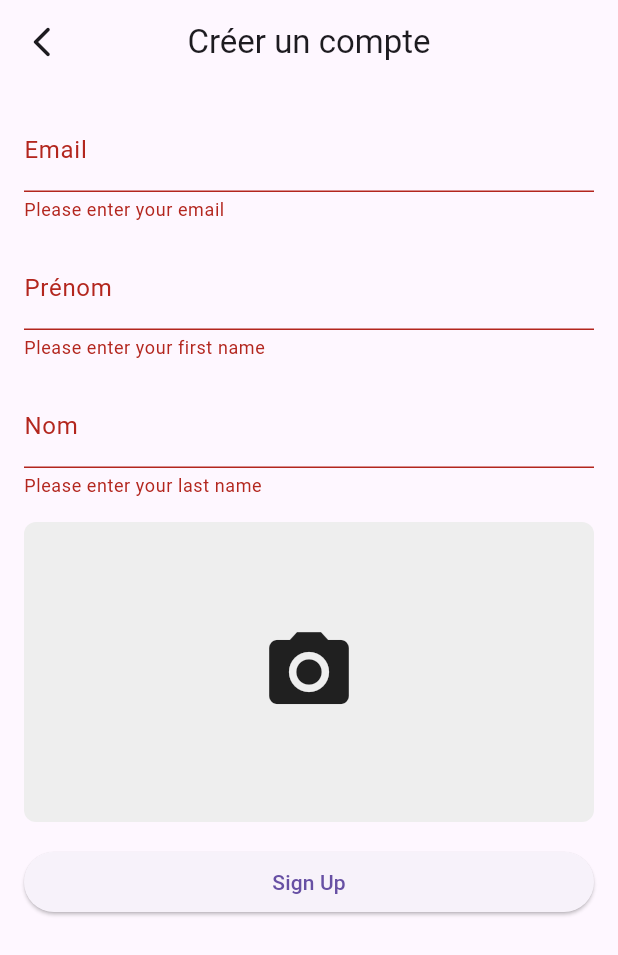
After one commit to bdeguigne/RepassAnou, a Flutter app: the SignupScreen screen opened by its route, after a tap on "Sign Up", on a phone screen of 412 x 824 dp. The commit adds this screen. Shown: the top 955 px of the screen. Run offline on Flutter 3.47's test engine with Material 2 defaults, Android fonts, the phone set to English and light mode, and no system bars; our stand-ins replace auto_route, bot_toast, flutter_dotenv, hooks_riverpod, supabase_flutter; accounts and stored records are empty.

```diff
--- a/app/lib/presentation/login_screen.dart
+++ b/app/lib/presentation/auth/login_screen.dart
@@ -1,7 +1,7 @@
 import 'package:auto_route/auto_route.dart';
 import 'package:flutter/material.dart';
 import 'package:hooks_riverpod/hooks_riverpod.dart';
-import 'package:runpasseo/presentation/login_screen_view_model.dart';
+import 'package:runpasseo/presentation/auth/login_screen_view_model.dart';
 
 @RoutePage()
 class LoginScreen extends ConsumerWidget {
--- a/app/lib/presentation/login_screen_view_model.dart
+++ b/app/lib/presentation/auth/login_screen_view_model.dart
@@ -1,4 +1,3 @@
-// ignore_for_file: public_member_api_docs, sort_constructors_first
 import 'package:hooks_riverpod/hooks_riverpod.dart';
 import 'package:runpasseo/application/messenger_controller.dart';
 import 'package:runpasseo/application/navigation_controller.dart';
--- /dev/null
+++ b/app/lib/presentation/auth/signup_screen.dart
@@ -0,0 +1,87 @@
+import 'package:auto_route/auto_route.dart';
+import 'package:flutter/material.dart';
+import 'package:hooks_riverpod/hooks_riverpod.dart';
+import 'package:runpasseo/presentation/auth/signup_screen_view_model.dart';
+
+@RoutePage()
+class SignupScreen extends ConsumerWidget {
+  const SignupScreen({super.key});
+
+  @override
+  Widget build(BuildContext context, WidgetRef ref) {
+    final SignupScreenViewModel model =
+        ref.read(signupScreenViewModelProvider.notifier);
+    final SignupScreenViewModelState modelState =
+        ref.watch(signupScreenViewModelProvider);
+
+    return Scaffold(
+      appBar: AppBar(
+        title: const Text('Créer un compte'),
+      ),
+      body: Padding(
+        padding: const EdgeInsets.all(16.0),
+        child: Form(
+          key: model.formKey,
+          child: Column(
+            crossAxisAlignment: CrossAxisAlignment.stretch,
+            children: [
+              TextFormField(
+                decoration: const InputDecoration(labelText: 'Email'),
+                keyboardType: TextInputType.emailAddress,
+                validator: (value) {
+                  if (value != null && value.isEmpty) {
+                    return 'Please enter your email';
+                  }
+                  return null;
+                },
+                onChanged: (value) => model.updateEmail(value),
+              ),
+              const SizedBox(height: 16.0),
+              TextFormField(
+                decoration: const InputDecoration(labelText: 'Prénom'),
+                validator: (value) {
+                  if (value != null && value.isEmpty) {
+                    return 'Please enter your first name';
+                  }
+                  return null;
+                },
+                onChanged: (value) => model.updateFirstName(value),
+              ),
+              const SizedBox(height: 16.0),
+              TextFormField(
+                decoration: const InputDecoration(labelText: 'Nom'),
+                validator: (value) {
+                  if (value != null && value.isEmpty) {
+                    return 'Please enter your last name';
+                  }
+                  return null;
+                },
+                onChanged: (value) => model.updateLastName(value),
+              ),
+              const SizedBox(height: 16.0),
+              GestureDetector(
+                // onTap: _pickProfilePicture,
+                child: Container(
+                  height: 200.0,
+                  decoration: BoxDecoration(
+                    color: Colors.grey[200],
+                    borderRadius: BorderRadius.circular(8.0),
+                  ),
+                  child: modelState.profilePicture != null
+                      ? Image.file(modelState.profilePicture!,
+                          fit: BoxFit.cover)
+                      : const Icon(Icons.camera_alt, size: 64.0),
+                ),
+              ),
+              const SizedBox(height: 16.0),
+              ElevatedButton(
+                onPressed: model.submitForm,
+                child: const Text('Sign Up'),
+              ),
+            ],
+          ),
+        ),
+      ),
+    );
+  }
+}
--- /dev/null
+++ b/app/lib/presentation/auth/signup_screen_view_model.dart
@@ -0,0 +1,82 @@
+// ignore_for_file: public_member_api_docs, sort_constructors_first
+import 'dart:io';
+
+import 'package:flutter/material.dart';
+import 'package:hooks_riverpod/hooks_riverpod.dart';
+
+import 'package:runpasseo/application/messenger_controller.dart';
+import 'package:runpasseo/application/navigation_controller.dart';
+
+class SignupScreenViewModelState {
+  SignupScreenViewModelState({
+    this.email,
+    this.firstName,
+    this.lastName,
+    this.profilePicture,
+  });
+  final String? email;
+  final String? firstName;
+  final String? lastName;
+  final File? profilePicture;
+
+  SignupScreenViewModelState copyWith({
+    String? email,
+    String? firstName,
+    String? lastName,
+    File? profilePicture,
+  }) {
+    return SignupScreenViewModelState(
+      email: email ?? this.email,
+      firstName: firstName ?? this.firstName,
+      lastName: lastName ?? this.lastName,
+      profilePicture: profilePicture ?? this.profilePicture,
+    );
+  }
+}
+
+class SignupScreenViewModel extends StateNotifier<SignupScreenViewModelState> {
+  SignupScreenViewModel(this._navigationController, this._messengerController)
+      : super(SignupScreenViewModelState());
+
+  final NavigationController _navigationController;
+  final MessengerController _messengerController;
+
+  final formKey = GlobalKey<FormState>();
+
+  void updateEmail(String email) {
+    state = state.copyWith(email: email);
+  }
+
+  void updateFirstName(String firstName) {
+    state = state.copyWith(firstName: firstName);
+  }
+
+  void updateLastName(String lastName) {
+    state = state.copyWith(lastName: lastName);
+  }
+
+  void updateProfilePicture(File profilePicture) {
+    state = state.copyWith(profilePicture: profilePicture);
+  }
+
+  submitForm() {
+    if (formKey.currentState?.validate() != null) {
+      print('Form is valid');
+      print('${state.email}');
+      print('${state.firstName}');
+      print('${state.lastName}');
+
+      //     _formKey.currentState?.save();
+      //     // TODO: Implement sign up logic
+    }
+  }
+}
+
+final StateNotifierProvider<SignupScreenViewModel, SignupScreenViewModelState>
+    signupScreenViewModelProvider =
+    StateNotifierProvider<SignupScreenViewModel, SignupScreenViewModelState>(
+  (StateNotifierProviderRef ref) => SignupScreenViewModel(
+    ref.read(navigationControllerProvider),
+    ref.read(messengerControllerProvider),
+  ),
+);
--- a/app/lib/presentation/home_screen.dart
+++ b/app/lib/presentation/home_screen.dart
@@ -2,7 +2,7 @@ import 'package:auto_route/auto_route.dart';
 import 'package:flutter/material.dart';
 import 'package:hooks_riverpod/hooks_riverpod.dart';
 import 'package:runpasseo/application/navigation_controller.dart';
-import 'package:runpasseo/presentation/login_screen_view_model.dart';
+import 'package:runpasseo/presentation/auth/login_screen_view_model.dart';
 import 'package:runpasseo/presentation/routes/app_router.dart';
 
 @RoutePage()
@@ -54,6 +54,12 @@ class HomeScreen extends ConsumerWidget {
               },
               child: Text(loginState.loggedIn ? 'Logout' : 'Go to Login'),
             ),
+            ElevatedButton(
+              onPressed: () {
+                navigationController.push(const SignupRoute());
+              },
+              child: const Text('Sign Up'),
+            ),
           ],
         ),
       ),
--- a/app/lib/presentation/routes/app_router.dart
+++ b/app/lib/presentation/routes/app_router.dart
@@ -1,6 +1,7 @@
 import 'package:auto_route/auto_route.dart';
 import 'package:runpasseo/presentation/home_screen.dart';
-import 'package:runpasseo/presentation/login_screen.dart';
+import 'package:runpasseo/presentation/auth/login_screen.dart';
+import 'package:runpasseo/presentation/auth/signup_screen.dart';
 
 part 'app_router.gr.dart';
 
@@ -10,5 +11,6 @@ class AppRouter extends _$AppRouter {
   List<AutoRoute> get routes => [
         AutoRoute(page: HomeRoute.page, initial: true),
         AutoRoute(page: LoginRoute.page),
+        AutoRoute(page: SignupRoute.page),
       ];
 }
```
Also changed, not shown: app/lib/presentation/routes/app_router.gr.dart, 1 other file.
